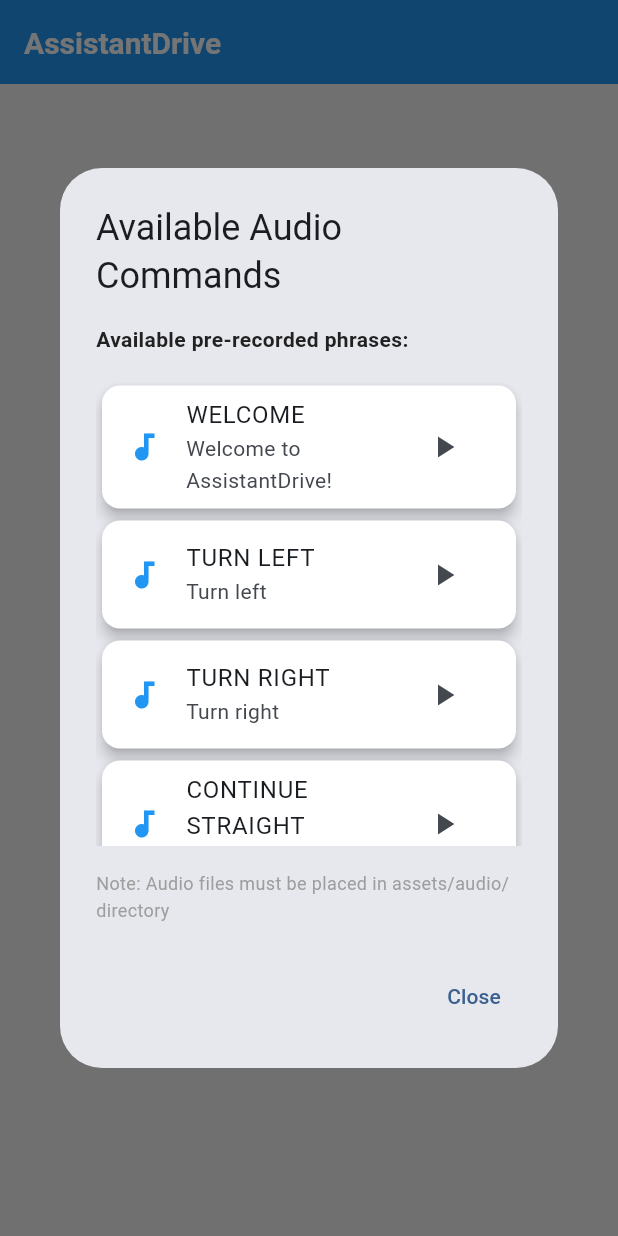
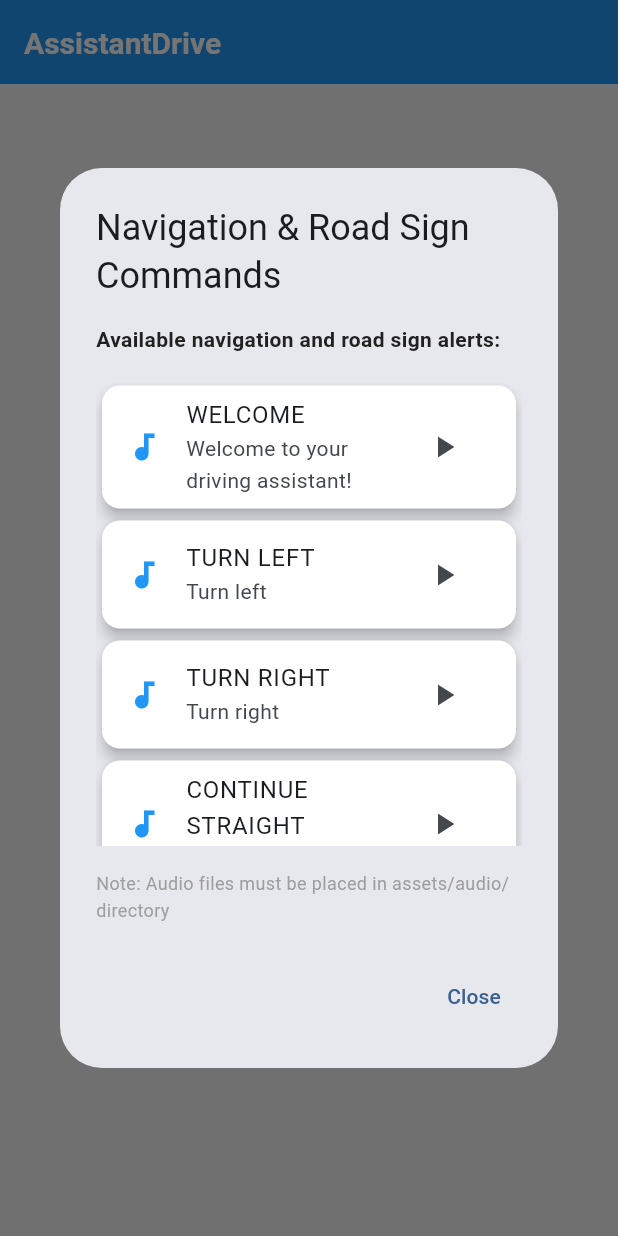
Before and after one commit to Sanjarbek17/AssistantDrive, a Flutter app: the screen it shows after launch, after a tap on "All Audio Commands", on a phone screen of 412 x 824 dp. Run offline on Flutter 3.47's test engine with Material 3 defaults, Android fonts, the phone set to English and light mode, and no system bars; our stand-ins replace audioplayers, flutter_riverpod.

Commit message:
Refactor code structure for improved readability and maintainability

```diff
--- a/assets/audio/placeholder.txt
+++ /dev/null
@@ -1 +0,0 @@
-This is a placeholder for welcome_uzbek.mp3 audio file
--- a/lib/features/home/presentation/pages/home_page.dart
+++ b/lib/features/home/presentation/pages/home_page.dart
@@ -68,14 +68,14 @@
     showDialog(
       context: context,
       builder: (context) => AlertDialog(
-        title: const Text('Available Audio Commands'),
+        title: const Text('Navigation & Road Sign Commands'),
         content: SizedBox(
           width: double.maxFinite,
           height: 400,
           child: Column(
             crossAxisAlignment: CrossAxisAlignment.start,
             children: [
-              const Text('Available pre-recorded phrases:', style: TextStyle(fontWeight: FontWeight.bold)),
+              const Text('Available navigation and road sign alerts:', style: TextStyle(fontWeight: FontWeight.bold)),
               const SizedBox(height: 16),
               Expanded(
                 child: ListView.builder(
@@ -143,24 +143,48 @@
 
   String _getAudioDescription(String command) {
     switch (command) {
+      // Welcome
       case 'welcome':
-        return 'Welcome to AssistantDrive!';
+        return 'Welcome to your driving assistant!';
+
+      // Navigation Commands
       case 'turn_left':
         return 'Turn left';
       case 'turn_right':
         return 'Turn right';
       case 'continue_straight':
         return 'Continue straight';
-      case 'speed_warning':
-        return 'Reduce your speed';
       case 'destination_reached':
         return 'You have reached your destination';
+      case 'rerouting':
+        return 'Finding new route';
       case 'traffic_ahead':
         return 'Traffic ahead';
-      case 'rerouting':
-        return 'Finding new route';
+
+      // Road Sign Alerts
+      case 'stop_sign':
+        return 'Stop sign ahead - come to a complete stop';
+      case 'no_stopping':
+        return 'No stopping zone - keep moving';
+      case 'speed_limit':
+        return 'Speed limit change - adjust your speed';
+      case 'no_parking':
+        return 'No parking zone - do not park here';
+      case 'yield_ahead':
+        return 'Yield sign ahead - give way to other traffic';
+      case 'school_zone':
+        return 'School zone - reduce speed, watch for children';
+      case 'construction_zone':
+        return 'Construction zone - slow down, be cautious';
+      case 'no_entry':
+        return 'No entry - do not proceed';
+      case 'pedestrian_crossing':
+        return 'Pedestrian crossing ahead - watch for people';
+      case 'traffic_light_ahead':
+        return 'Traffic light ahead - prepare to stop if needed';
+
       default:
-        return 'English driving instruction';
+        return 'Driving assistant command';
     }
   }
 
@@ -174,29 +198,48 @@
             crossAxisAlignment: CrossAxisAlignment.start,
             mainAxisSize: MainAxisSize.min,
             children: [
-              Text('🎵 Pre-recorded Audio System', style: TextStyle(fontWeight: FontWeight.bold, fontSize: 16)),
+              Text('🚗 Complete Driving Assistant System', style: TextStyle(fontWeight: FontWeight.bold, fontSize: 16)),
               SizedBox(height: 16),
-              Text('This app uses pre-recorded audio files in English language for better pronunciation and reliability.'),
+              Text('This app uses pre-recorded audio for navigation commands and road sign alerts in English.'),
               SizedBox(height: 16),
               Text('📁 Required Audio Files:', style: TextStyle(fontWeight: FontWeight.bold)),
               SizedBox(height: 8),
+              Text(
+                'Navigation Commands:',
+                style: TextStyle(fontWeight: FontWeight.bold, color: Colors.blue),
+              ),
               Text('• welcome_english.mp3 - Welcome message'),
               Text('• turn_left_english.mp3 - Turn left instruction'),
               Text('• turn_right_english.mp3 - Turn right instruction'),
               Text('• continue_straight_english.mp3 - Continue straight'),
-              Text('• speed_warning_english.mp3 - Speed warning'),
               Text('• destination_reached_english.mp3 - Destination reached'),
+              Text('• rerouting_english.mp3 - Finding new route'),
               Text('• traffic_ahead_english.mp3 - Traffic warning'),
-              Text('• rerouting_english.mp3 - Rerouting message'),
+              SizedBox(height: 8),
+              Text(
+                'Road Sign Alerts:',
+                style: TextStyle(fontWeight: FontWeight.bold, color: Colors.orange),
+              ),
+              Text('• stop_sign_english.mp3 - Stop sign alert'),
+              Text('• no_stopping_english.mp3 - No stopping zone warning'),
+              Text('• speed_limit_english.mp3 - Speed limit change alert'),
+              Text('• no_parking_english.mp3 - No parking zone warning'),
+              Text('• yield_ahead_english.mp3 - Yield sign alert'),
+              Text('• school_zone_english.mp3 - School zone warning'),
+              Text('• construction_zone_english.mp3 - Construction zone alert'),
+              Text('• no_entry_english.mp3 - No entry warning'),
+              Text('• pedestrian_crossing_english.mp3 - Pedestrian crossing alert'),
+              Text('• traffic_light_ahead_english.mp3 - Traffic light warning'),
               SizedBox(height: 16),
               Text('📍 Location:', style: TextStyle(fontWeight: FontWeight.bold)),
               Text('Place audio files in: assets/audio/'),
               SizedBox(height: 16),
               Text('🎙️ Recording Tips:', style: TextStyle(fontWeight: FontWeight.bold)),
-              Text('• Use clear English pronunciation'),
-              Text('• Clear, calm voice'),
+              Text('• Use clear, calm English voice'),
+              Text('• Navigation: Friendly, guiding tone'),
+              Text('• Road signs: More urgent, safety-focused'),
               Text('• 44.1kHz, 16-bit quality'),
-              Text('• 2-5 seconds per phrase'),
+              Text('• 2-4 seconds per alert'),
             ],
           ),
         ),
@@ -239,7 +282,7 @@
             ),
             const SizedBox(height: 8),
             const Text(
-              'Your AI driving assistant',
+              'Navigation & Road Sign Assistant',
               style: TextStyle(fontSize: 16, color: Colors.grey),
             ),
             const SizedBox(height: 32),
@@ -264,7 +307,7 @@
             const SizedBox(height: 16),
             ElevatedButton.icon(
               onPressed: _showAudioCommands,
-              icon: const Icon(Icons.list),
+              icon: const Icon(Icons.navigation),
               label: const Text('All Audio Commands'),
               style: ElevatedButton.styleFrom(
                 backgroundColor: Colors.green,
@@ -276,7 +319,7 @@
             ElevatedButton.icon(
               onPressed: _showAudioInstructions,
               icon: const Icon(Icons.info),
-              label: const Text('Audio Setup Guide'),
+              label: const Text('Setup Guide'),
               style: ElevatedButton.styleFrom(
                 backgroundColor: Colors.orange,
                 foregroundColor: Colors.white,
--- a/lib/shared/services/audio_service.dart
+++ b/lib/shared/services/audio_service.dart
@@ -7,16 +7,30 @@
 
   final AudioPlayer _audioPlayer = AudioPlayer();
 
-  // Audio file paths for common driving assistant phrases
+  // Audio file paths for driving assistant - navigation + road signs
   static const Map<String, String> audioFiles = {
+    // Welcome
     'welcome': 'audio/welcome_english.mp3',
+
+    // Navigation Commands
     'turn_left': 'audio/turn_left_english.mp3',
     'turn_right': 'audio/turn_right_english.mp3',
     'continue_straight': 'audio/continue_straight_english.mp3',
-    'speed_warning': 'audio/speed_warning_english.mp3',
     'destination_reached': 'audio/destination_reached_english.mp3',
+    'rerouting': 'audio/rerouting_english.mp3',
     'traffic_ahead': 'audio/traffic_ahead_english.mp3',
-    'rerouting': 'audio/rerouting_english.mp3',
+
+    // Road Sign Alerts
+    'stop_sign': 'audio/stop_sign_english.mp3',
+    'no_stopping': 'audio/no_stopping_english.mp3',
+    'speed_limit': 'audio/speed_limit_english.mp3',
+    'no_parking': 'audio/no_parking_english.mp3',
+    'yield_ahead': 'audio/yield_ahead_english.mp3',
+    'school_zone': 'audio/school_zone_english.mp3',
+    'construction_zone': 'audio/construction_zone_english.mp3',
+    'no_entry': 'audio/no_entry_english.mp3',
+    'pedestrian_crossing': 'audio/pedestrian_crossing_english.mp3',
+    'traffic_light_ahead': 'audio/traffic_light_ahead_english.mp3',
   };
 
   // Play specific audio file
```
Also changed, not shown: 11 other files.
